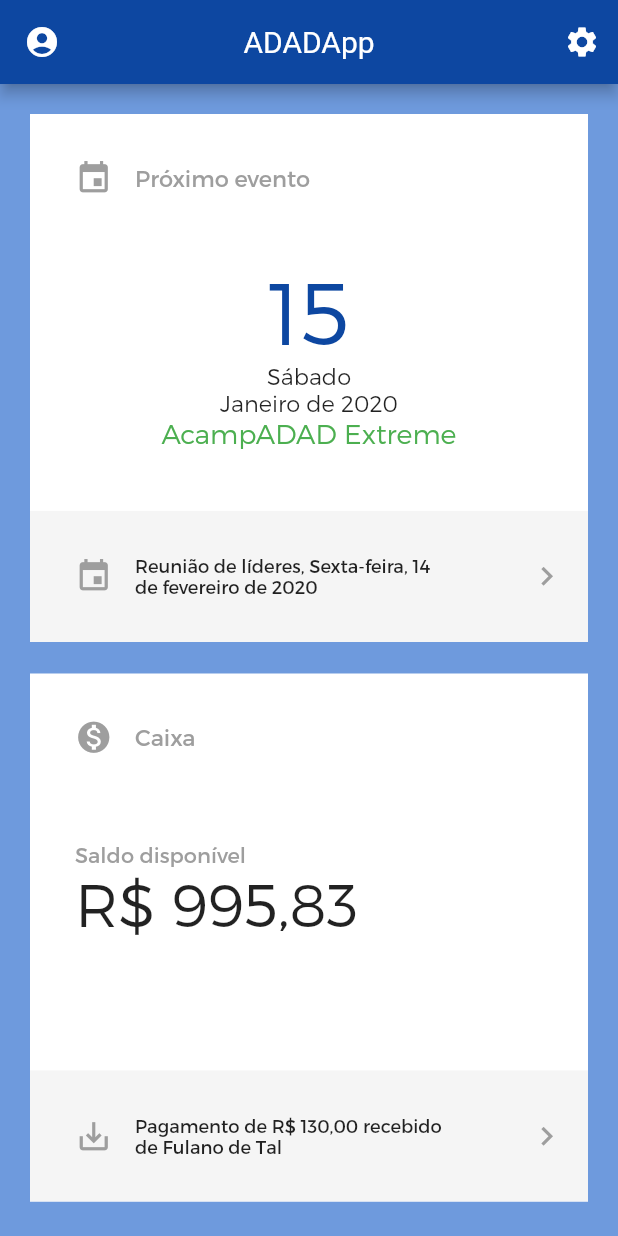
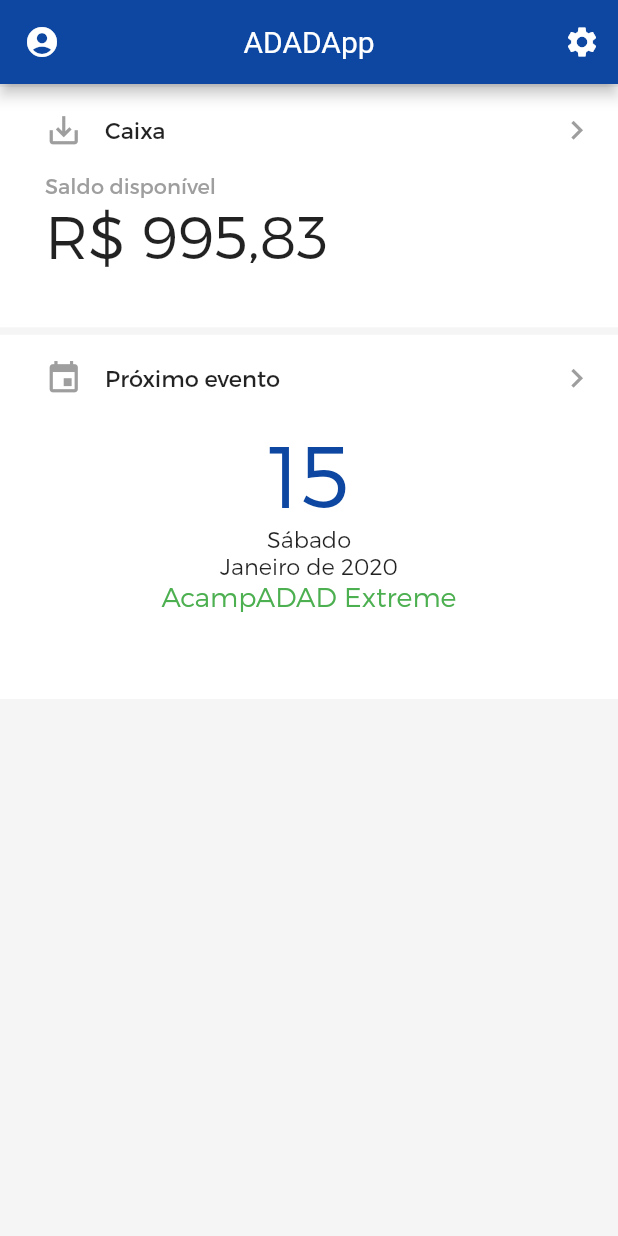
Before and after one commit to guimatech/adad_app, a Flutter app: the screen it shows after launch, on a phone screen of 412 x 824 dp. Run offline on Flutter 3.47's test engine with Material 2 defaults, Android fonts, the phone set to English and light mode, and no system bars.

Commit message:
feat: inicio de melhora no menu de tela inicial

```diff
--- a/lib/ui/app.dart
+++ b/lib/ui/app.dart
@@ -1,6 +1,7 @@
 import 'package:adad_app/events/events.dart';
 import 'package:flutter/material.dart';
 import 'package:flutter/services.dart';
+import 'package:flutter_staggered_grid_view/flutter_staggered_grid_view.dart';
 
 class AppPage extends StatefulWidget {
   AppPage({Key key}) : super(key: key);
@@ -54,14 +55,24 @@ class _AppPageState extends State<AppPage> {
 
   StatelessWidget menuList() {
     return Container(
-      color: Color(0xFF6E9ADD),
-      child: GridView.count(
+      color: Colors.grey[100],
+      child: StaggeredGridView.count(
         primary: false,
-          padding: const EdgeInsets.symmetric(horizontal: 20, vertical: 10),
+        crossAxisCount: 1,
+        mainAxisSpacing: 1,
         crossAxisSpacing: 1,
-          mainAxisSpacing: 1,
-          crossAxisCount: 1,
+        staggeredTiles: <StaggeredTile>[
+          StaggeredTile.count(1, .4),
+          StaggeredTile.count(1, .6),
+        ],
         children: <Widget>[
+          Page(
+            icon: Icons.monetization_on,
+            title: 'Caixa',
+            child: buildBalanceContainer(context),
+            nextIcon: Icons.save_alt,
+            nextTitle: 'Pagamento de R\$ 130,00 recebido de Fulano de Tal',
+          ),
           Page(
             icon: Icons.event,
             title: 'Próximo evento',
@@ -69,15 +80,8 @@ class _AppPageState extends State<AppPage> {
             nextIcon: Icons.event,
             nextTitle: 'Reunião de líderes, Sexta-feira, 14 de fevereiro de 2020',
           ),
-              Page(
-                icon: Icons.monetization_on,
-                title: 'Caixa',
-                child: buildBalanceContainer(context),
-                nextIcon: Icons.save_alt,
-                nextTitle: 'Pagamento de R\$ 130,00 recebido de Fulano de Tal',
+        ],
       ),
-            ],
-          )
     );
   }
 
@@ -127,7 +131,7 @@ class _AppPageState extends State<AppPage> {
 
   Widget buildBalanceContainer(BuildContext context) {
     return Container(
-      padding: EdgeInsets.only(left: 30, bottom: 30),
+      padding: const EdgeInsets.only(left: 30),
       child: Row(
           mainAxisAlignment: MainAxisAlignment.start,
           children: <Widget>[
@@ -179,7 +183,7 @@ class Page extends StatelessWidget {
   @override
   Widget build(BuildContext context) {
     return Padding(
-      padding: EdgeInsets.symmetric(vertical: 10),
+      padding: const EdgeInsets.symmetric(vertical: 2),
       child: Material(
         color: Colors.white,
         child: InkWell(
@@ -192,19 +196,12 @@ class Page extends StatelessWidget {
             )
           },
           child: Container(
-            decoration: BoxDecoration(
-              borderRadius: BorderRadius.all(Radius.circular(2)),
-            ),
-            constraints: BoxConstraints.expand(
-              height: Theme.of(context).textTheme.display1.fontSize * 1.1 + 250,
-            ),
             alignment: Alignment.center,
             child: Column(
-              mainAxisAlignment: MainAxisAlignment.spaceBetween,
+              mainAxisAlignment: MainAxisAlignment.start,
               children: <Widget>[
-                buildContainerTop(),
+                buildContainerTop(context),
                 child,
-                buildContainerBottom(context),
               ],
             ),
           ),
@@ -213,45 +210,11 @@ class Page extends StatelessWidget {
     );
   }
 
-  Widget buildContainerTop() {
-    return Padding(
-      padding: EdgeInsets.only(left: 30, top: 30),
-      child: Row(
-        mainAxisAlignment: MainAxisAlignment.start,
-        children: <Widget>[
-          Icon(
-            icon,
-            color: Colors.grey,
-            size: 25,
-          ),
-          SizedBox(
-            width: 15,
-          ),
-          Container(
-            alignment: Alignment.topLeft,
-            child: Text(
-              title,
-              style: TextStyle(
-                color: Colors.grey,
-                fontSize: 15,
-                fontFamily: 'Trueno',
-                fontWeight: FontWeight.normal,
-              ),
-            ),
-          ),
-        ],
-      ),
-    );
-  }
-
-  Widget buildContainerBottom(BuildContext context) {
+  Widget buildContainerTop(BuildContext context) {
     return Container(
-      padding: EdgeInsets.only(left: 30, right: 15),
-      decoration: BoxDecoration(
-        color: Colors.grey[100],
-      ),
+      padding: const EdgeInsets.only(left: 30, right: 15),
       constraints: BoxConstraints.expand(
-        height: Theme.of(context).textTheme.display1.fontSize * 1.1 + 50,
+        height: Theme.of(context).textTheme.display1.fontSize * 1.1 + 20,
       ),
       child: Row(
           mainAxisAlignment: MainAxisAlignment.spaceBetween,
@@ -269,12 +232,11 @@ class Page extends StatelessWidget {
                   width: 15,
                 ),
                 Container(
-                  width: Theme.of(context).textTheme.display1.fontSize * 1.1 + 170.0,
                   child: Text(
-                    nextTitle,
+                    title,
                     style: TextStyle(
                       color: Colors.black87,
-                      fontSize: 12,
+                      fontSize: 15,
                       fontFamily: 'Trueno',
                       fontWeight: FontWeight.normal,
                     ),
--- a/pubspec.yaml
+++ b/pubspec.yaml
@@ -12,6 +12,7 @@ dependencies:
   cupertino_icons: ^0.1.2
   http: ^0.12.2
   intl: ^0.16.1
+  flutter_staggered_grid_view: ^0.4.0
 
 dev_dependencies:
   flutter_test:
```
Also changed, not shown: pubspec.lock. Lines whose indentation alone changed are shown as unchanged.
